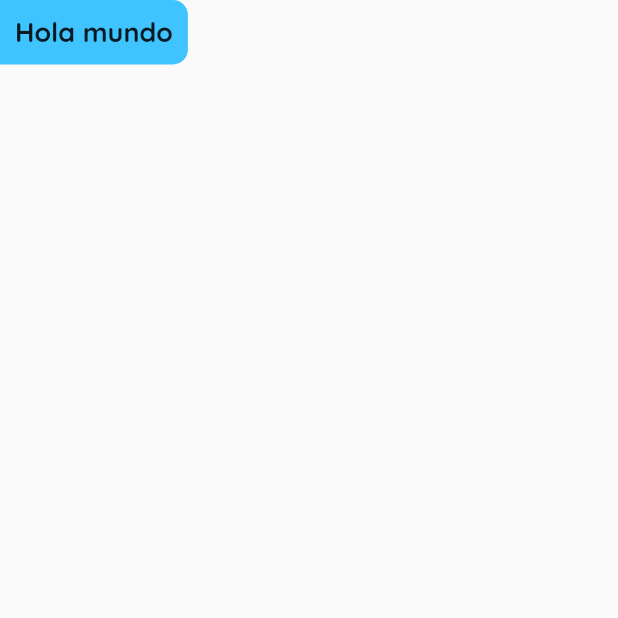
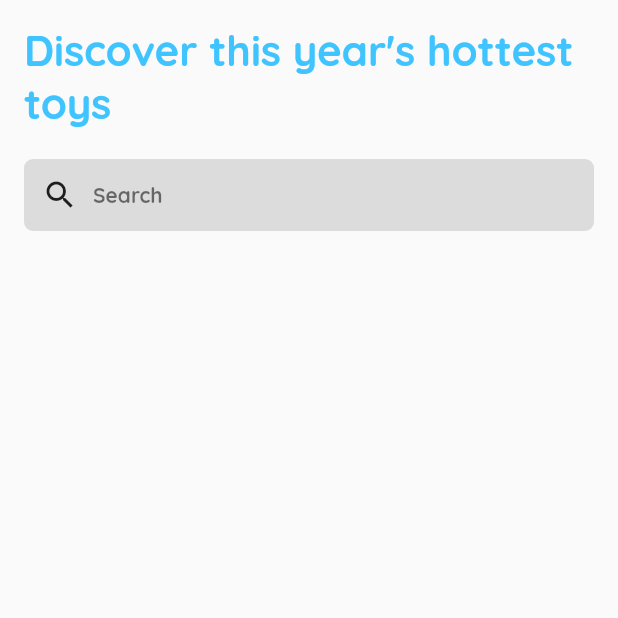
Before and after one commit to sebaslogen/toys_demo, a Flutter app: the screen it shows after launch, on a phone screen of 412 x 824 dp, the top half of it. Run offline on Flutter 3.47's test engine with Material 2 defaults, Android fonts, the light colour scheme and no system bars.

Commit message:
1-basic-widgets: extract search box widget and add title

```diff
--- a/lib/home/ToysHomePage.dart
+++ b/lib/home/ToysHomePage.dart
@@ -1,26 +1,26 @@
 import 'package:flutter/material.dart';
 import 'package:flutter/widgets.dart';
+
+import '../widgets/SearchBox.dart';
 
 class ToysHomePage extends StatelessWidget {
   @override
   Widget build(BuildContext context) {
     return Scaffold(
         body: SafeArea(
-      child: Column(
-        children: <Widget>[
-          Container(
-            decoration: BoxDecoration(
-                color: Colors.lightBlueAccent,
-                borderRadius: BorderRadius.only(
-                    topRight: Radius.circular(10),
-                    bottomRight: Radius.circular(10))),
-            padding: EdgeInsets.all(10),
-            child: Text(
-              "Hola mundo",
-              style: Theme.of(context).textTheme.title,
+      child: Padding(
+        padding: const EdgeInsets.all(16.0),
+        child: Column(
+          crossAxisAlignment: CrossAxisAlignment.start,
+          children: <Widget>[
+            Text(
+              "Discover this year's hottest toys",
+              style: Theme.of(context).textTheme.display1,
             ),
-          ),
-        ],
+            SizedBox(height: 20,),
+            SearchBox(),
+          ],
+        ),
       ),
     ));
   }
--- a/lib/main.dart
+++ b/lib/main.dart
@@ -14,9 +14,18 @@ class MyApp extends StatelessWidget {
           accentColor: Colors.orangeAccent,
           fontFamily: 'Quicksand',
           textTheme: ThemeData.light().textTheme.copyWith(
+              display1: const TextStyle(
+                  fontFamily: 'Quicksand',
+                  fontSize: 28,
+                  color: Colors.lightBlueAccent,
+                  fontWeight: FontWeight.bold),
               title: const TextStyle(
                   fontFamily: 'Quicksand',
                   fontSize: 18,
+                  fontWeight: FontWeight.bold),
+              caption: const TextStyle(
+                  fontFamily: 'Quicksand',
+                  fontSize: 14,
                   fontWeight: FontWeight.bold),
               button: TextStyle(color: Colors.white)),
           appBarTheme: AppBarTheme(
--- /dev/null
+++ b/lib/widgets/SearchBox.dart
@@ -0,0 +1,29 @@
+import 'package:flutter/material.dart';
+import 'package:flutter/widgets.dart';
+
+class SearchBox extends StatelessWidget {
+  const SearchBox({
+    Key key,
+  }) : super(key: key);
+
+  @override
+  Widget build(BuildContext context) {
+    return Container(
+      decoration: BoxDecoration(
+          color: Colors.black12, borderRadius: BorderRadius.circular(6)),
+      padding: EdgeInsets.all(12),
+      child: Row(
+        children: <Widget>[
+          Icon(Icons.search),
+          SizedBox(
+            width: 10,
+          ),
+          Text(
+            "Search",
+            style: Theme.of(context).textTheme.caption,
+          ),
+        ],
+      ),
+    );
+  }
+}
```
